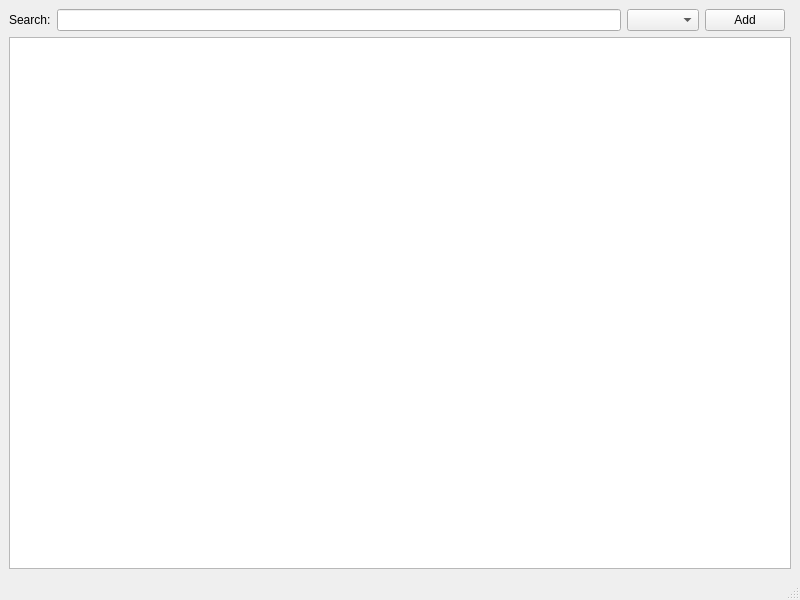
Old version of the form mainwindow.ui in the repository kolod/part-vault.
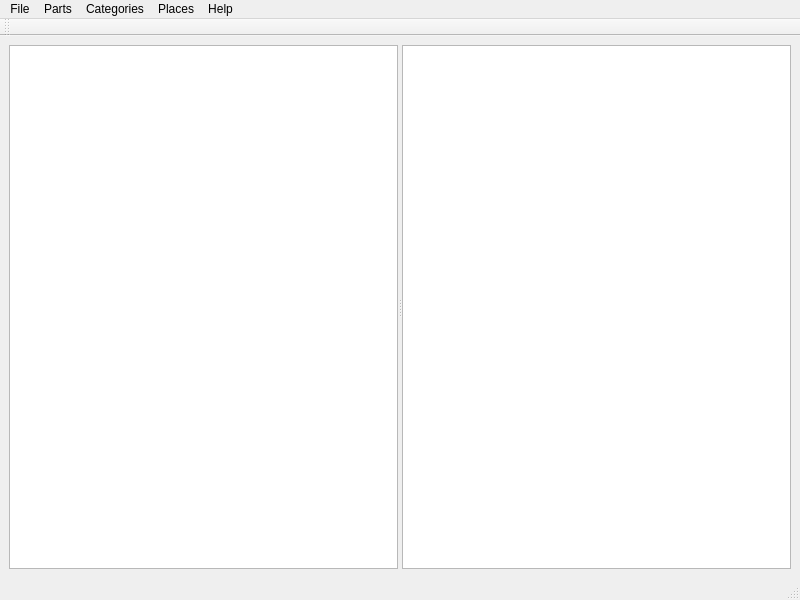
New version of the form. Icons and pictures are not drawn.

Commit message: Add PartsModel and integrate with MainWindow; update UI and SQL initialization

```diff
--- a/mainwindow.ui
+++ b/mainwindow.ui
@@ -18,36 +18,141 @@
     <normaloff>:/icons/logo.svg</normaloff>:/icons/logo.svg</iconset>
   </property>
   <widget class="QWidget" name="centralwidget">
-   <layout class="QGridLayout" name="gridLayout">
-    <item row="0" column="1">
-     <widget class="QLineEdit" name="lineEdit"/>
-    </item>
-    <item row="1" column="0" colspan="5">
-     <widget class="QTableView" name="tableView"/>
-    </item>
-    <item row="0" column="0">
-     <widget class="QLabel" name="label">
-      <property name="text">
-       <string>Search:</string>
+   <layout class="QHBoxLayout" name="horizontalLayout">
+    <item>
+     <widget class="QSplitter" name="splitter">
+      <property name="orientation">
+       <enum>Qt::Orientation::Horizontal</enum>
       </property>
+      <widget class="QTreeView" name="treeView">
+       <attribute name="headerVisible">
+        <bool>false</bool>
+       </attribute>
+      </widget>
+      <widget class="QTableView" name="tableView"/>
      </widget>
     </item>
-    <item row="0" column="3">
-     <widget class="QPushButton" name="pushButton">
-      <property name="text">
-       <string>Add</string>
-      </property>
-      <property name="icon">
-       <iconset theme="QIcon::ThemeIcon::ListAdd"/>
-      </property>
-     </widget>
-    </item>
-    <item row="0" column="2">
-     <widget class="QComboBox" name="cbCategory"/>
-    </item>
    </layout>
   </widget>
   <widget class="QStatusBar" name="statusbar"/>
+  <widget class="QToolBar" name="toolBar">
+   <property name="windowTitle">
+    <string>toolBar</string>
+   </property>
+   <attribute name="toolBarArea">
+    <enum>TopToolBarArea</enum>
+   </attribute>
+   <attribute name="toolBarBreak">
+    <bool>false</bool>
+   </attribute>
+  </widget>
+  <widget class="QMenuBar" name="menuBar">
+   <property name="geometry">
+    <rect>
+     <x>0</x>
+     <y>0</y>
+     <width>800</width>
+     <height>21</height>
+    </rect>
+   </property>
+   <widget class="QMenu" name="menuFile">
+    <property name="title">
+     <string>File</string>
+    </property>
+    <addaction name="actionExport"/>
+    <addaction name="actionImport"/>
+    <addaction name="separator"/>
+    <addaction name="actionExit"/>
+   </widget>
+   <widget class="QMenu" name="menuHelp">
+    <property name="title">
+     <string>Help</string>
+    </property>
+    <addaction name="actionAbout"/>
+    <addaction name="actionAboutQt"/>
+   </widget>
+   <widget class="QMenu" name="menuParts">
+    <property name="title">
+     <string>Parts</string>
+    </property>
+    <addaction name="actionAddPart"/>
+    <addaction name="actionRemovePart"/>
+   </widget>
+   <widget class="QMenu" name="menuCategories">
+    <property name="title">
+     <string>Categories</string>
+    </property>
+    <addaction name="actionAddCategory"/>
+    <addaction name="actionRemoveUnusedCategories"/>
+   </widget>
+   <widget class="QMenu" name="menuPlaces">
+    <property name="title">
+     <string>Places</string>
+    </property>
+    <addaction name="actionAddSorageLocation"/>
+    <addaction name="actionRemoveUnusedStorageLocations"/>
+   </widget>
+   <addaction name="menuFile"/>
+   <addaction name="menuParts"/>
+   <addaction name="menuCategories"/>
+   <addaction name="menuPlaces"/>
+   <addaction name="menuHelp"/>
+  </widget>
+  <action name="actionAbout">
+   <property name="text">
+    <string>About...</string>
+   </property>
+  </action>
+  <action name="actionAboutQt">
+   <property name="text">
+    <string>About Qt...</string>
+   </property>
+  </action>
+  <action name="actionAddPart">
+   <property name="text">
+    <string>Add part...</string>
+   </property>
+  </action>
+  <action name="actionRemovePart">
+   <property name="text">
+    <string>Remove part</string>
+   </property>
+  </action>
+  <action name="actionAddCategory">
+   <property name="text">
+    <string>Add category...</string>
+   </property>
+  </action>
+  <action name="actionRemoveUnusedCategories">
+   <property name="text">
+    <string>Remove unused</string>
+   </property>
+  </action>
+  <action name="actionAddSorageLocation">
+   <property name="text">
+    <string>Add place</string>
+   </property>
+  </action>
+  <action name="actionRemoveUnusedStorageLocations">
+   <property name="text">
+    <string>Remove unused</string>
+   </property>
+  </action>
+  <action name="actionExport">
+   <property name="text">
+    <string>Export...</string>
+   </property>
+  </action>
+  <action name="actionImport">
+   <property name="text">
+    <string>Import...</string>
+   </property>
+  </action>
+  <action name="actionExit">
+   <property name="text">
+    <string>Exit</string>
+   </property>
+  </action>
  </widget>
  <resources>
   <include location="build/Desktop_Qt_6_11_0_llvm_mingw_64_bit-Debug/.qt/rcc/sql.qrc"/>
```
The commit also changes 11 other files.
